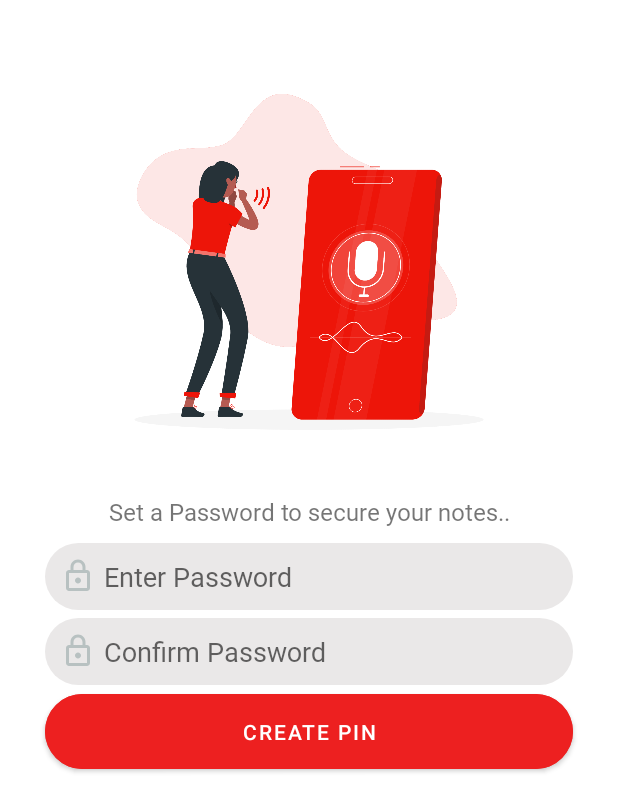
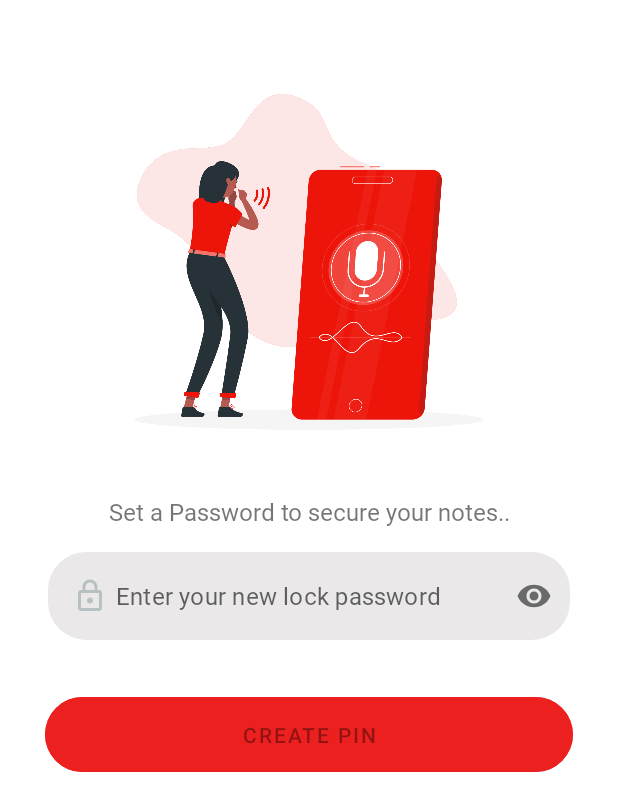
Before and after one commit to zubisofts/Note-Recorder, an Android app: the screen it shows after launch (CreatePinActivity), on a phone screen of 412 x 824 dp. Shown: the top 812 px of the screen. Run offline under Robolectric (Android 15) with nearby library versions, the phone set to English and light mode, and no system bars; our stand-ins replace Room's generated code.

Commit message:
Added Create Pin registration and Login

```diff
--- a/app/src/main/java/com/zubisoft/noterecorder/CreatePinActivity.java
+++ b/app/src/main/java/com/zubisoft/noterecorder/CreatePinActivity.java
@@ -4,24 +4,73 @@ import androidx.appcompat.app.AppCompatActivity;
 
 import android.content.Intent;
 import android.os.Bundle;
+import android.text.Editable;
+import android.text.TextUtils;
+import android.text.TextWatcher;
 import android.view.View;
 
 import com.google.android.material.button.MaterialButton;
+import com.google.android.material.textfield.TextInputEditText;
+import com.google.android.material.textfield.TextInputLayout;
+import com.zubisoft.noterecorder.utils.NoteRecorderPreference;
+import com.zubisoft.noterecorder.viewmodels.CategoryViewModel;
+import com.zubisoft.noterecorder.viewmodels.CategoryViewModelFactory;
+
+import java.util.Objects;
 
 public class CreatePinActivity extends AppCompatActivity {
+
+    private TextInputLayout inputPassword;
+    private TextInputEditText edtPassword;
+    private CategoryViewModel categoryViewModel;
 
     @Override
     protected void onCreate(Bundle savedInstanceState) {
         super.onCreate(savedInstanceState);
+
+        CategoryViewModelFactory categoryViewModelFactory=new CategoryViewModelFactory(getApplication());
+        categoryViewModel= categoryViewModelFactory.create(CategoryViewModel.class);
+
         setContentView(R.layout.activity_create_pin);
         MaterialButton btn_create = findViewById(R.id.btn_create);
 
-        btn_create.setOnClickListener(new View.OnClickListener() {
+        inputPassword=findViewById(R.id.inputPassword);
+        edtPassword=findViewById(R.id.edt_password);
+        btn_create.setEnabled(false);
+
+        btn_create.setOnClickListener(view -> {
+            categoryViewModel.createPassword(Objects.requireNonNull(edtPassword.getText()).toString());
+            startActivity(new Intent(CreatePinActivity.this,HomeActivity.class));
+            NoteRecorderPreference.getInstance(CreatePinActivity.this)
+                    .setFirstUser(false);
+            finish();
+        });
+
+        edtPassword.addTextChangedListener(new TextWatcher() {
             @Override
-            public void onClick(View view) {
-                startActivity(new Intent(CreatePinActivity.this,HomeActivity.class));
-                finish();
+            public void beforeTextChanged(CharSequence s, int start, int count, int after) {
+
+            }
+
+            @Override
+            public void onTextChanged(CharSequence s, int start, int before, int count) {
+                if(s.length()<5){
+                    inputPassword.setError("Password must not be less than 5 characters");
+                    btn_create.setEnabled(false);
+                }else if(TextUtils.isEmpty(s)){
+                    inputPassword.setError("Password must not be empty");
+                    btn_create.setEnabled(false);
+                }else {
+                    inputPassword.setError(null);
+                    btn_create.setEnabled(true);
+                }
+            }
+
+            @Override
+            public void afterTextChanged(Editable s) {
+
             }
         });
+
     }
 }
--- a/app/src/main/java/com/zubisoft/noterecorder/SplashActivity.java
+++ b/app/src/main/java/com/zubisoft/noterecorder/SplashActivity.java
@@ -17,7 +17,7 @@ public class SplashActivity extends AppCompatActivity {
         setContentView(R.layout.activity_splash);
 
 //        Timer for splash
-        CountDownTimer timer = new CountDownTimer(2000,1000) {
+        new CountDownTimer(2000,1000) {
             @Override
             public void onTick(long l) {
 
@@ -28,11 +28,10 @@ public class SplashActivity extends AppCompatActivity {
                 NoteRecorderPreference recorderPreference=NoteRecorderPreference.getInstance(SplashActivity.this);
                 if(recorderPreference.isFirstUser()){
                     Toast.makeText(SplashActivity.this, "First User", Toast.LENGTH_SHORT).show();
-                    recorderPreference.setFirstUser(false);
                     startActivity(new Intent(SplashActivity.this,CreatePinActivity.class));
                 }else{
                     Toast.makeText(SplashActivity.this, "Regular User", Toast.LENGTH_SHORT).show();
-                    startActivity(new Intent(SplashActivity.this,HomeActivity.class));
+                    startActivity(new Intent(SplashActivity.this,LoginActivity.class));
                 }
                 finish();
             }
--- a/app/src/main/java/com/zubisoft/noterecorder/data/NoteDatabase.java
+++ b/app/src/main/java/com/zubisoft/noterecorder/data/NoteDatabase.java
@@ -13,13 +13,14 @@ import com.zubisoft.noterecorder.repository.DatabaseRepository;
 import java.util.concurrent.ExecutorService;
 import java.util.concurrent.Executors;
 
-@Database(entities = {Note.class, Category.class}, version = 1)
+@Database(entities = {Note.class, Category.class, UserData.class}, version = 1)
 public abstract class NoteDatabase extends RoomDatabase {
 
     private static volatile NoteDatabase INSTANCE;
 
     public abstract CategoryDao categoryDao();
     public abstract NoteDao noteDao();
+    public abstract UserDataDao userDataDao();
 
     public static NoteDatabase getDatabase(final Context context) {
         if (INSTANCE == null) {
--- /dev/null
+++ b/app/src/main/java/com/zubisoft/noterecorder/data/UserDataDao.java
@@ -0,0 +1,21 @@
+package com.zubisoft.noterecorder.data;
+
+import androidx.lifecycle.LiveData;
+import androidx.room.Dao;
+import androidx.room.Insert;
+import androidx.room.Query;
+import androidx.room.Update;
+
+@Dao
+public interface UserDataDao {
+
+    @Insert
+    Long insertUserData(UserData userData);
+
+    @Query("SELECT * FROM userdata WHERE password IN (:password)")
+    LiveData<UserData> getUserData(String password);
+
+    @Update
+    void updateUserData(UserData userData);
+
+}
--- a/app/src/main/java/com/zubisoft/noterecorder/repository/DatabaseRepository.java
+++ b/app/src/main/java/com/zubisoft/noterecorder/repository/DatabaseRepository.java
@@ -7,6 +7,8 @@ import androidx.lifecycle.LiveData;
 import com.zubisoft.noterecorder.data.Category;
 import com.zubisoft.noterecorder.data.CategoryDao;
 import com.zubisoft.noterecorder.data.NoteDatabase;
+import com.zubisoft.noterecorder.data.UserData;
+import com.zubisoft.noterecorder.data.UserDataDao;
 
 import java.util.List;
 import java.util.concurrent.ExecutorService;
@@ -19,13 +21,15 @@ public class DatabaseRepository {
             Executors.newFixedThreadPool(NUMBER_OF_THREADS);
 
     public DatabaseRepository(Application application) {
-        this.db=NoteDatabase.getDatabase(application);
+        this.db = NoteDatabase.getDatabase(application);
 
         mCategoryDao = db.categoryDao();
+        mUserDataDao = db.userDataDao();
         mAllCategories = mCategoryDao.getAllCategories();
     }
 
     private final CategoryDao mCategoryDao;
+    private final UserDataDao mUserDataDao;
     private final LiveData<List<Category>> mAllCategories;
 
     // Note that in order to unit test the DatabaseRepository, you have to remove the Application
@@ -33,9 +37,10 @@ public class DatabaseRepository {
     // See the BasicSample in the android-architecture-components repository at
     // https://github.com/googlesamples
 
-    public LiveData<List<Category>> getAllCategories(){
+    public LiveData<List<Category>> getAllCategories() {
         return mAllCategories;
     }
+
     // You must call this on a non-UI thread or your app will throw an exception. Room ensures
     // that you're not doing any long running operations on the main thread, blocking the UI.
     public void addCategory(Category category) {
@@ -44,4 +49,13 @@ public class DatabaseRepository {
         });
     }
 
+    public LiveData<UserData> getUserData(String password) {
+        return mUserDataDao.getUserData(password);
+    }
+
+    public void setUserData(UserData userData) {
+        databaseWriteExecutor.execute(() -> {
+            mUserDataDao.insertUserData(userData);
+        });
+    }
 }
--- a/app/src/main/res/layout/activity_create_pin.xml
+++ b/app/src/main/res/layout/activity_create_pin.xml
@@ -19,35 +19,36 @@
         android:textSize="16dp"
         android:fontFamily="@font/baloo"
         android:gravity="center"/>
-        <EditText
-            android:layout_width="match_parent"
-            android:layout_height="wrap_content"
-            android:background="@drawable/edt_bg"
-            android:padding="10dp"
-            android:layout_marginRight="30dp"
-            android:hint="Enter Password"
-            android:fontFamily="@font/baloo"
-            android:drawableLeft="@drawable/ic_lock"
-            android:drawablePadding="5dp"
-            android:layout_marginLeft="30dp"
-            android:layout_marginTop="10dp"/>
-    <EditText
+
+    <com.google.android.material.textfield.TextInputLayout
         android:layout_width="match_parent"
         android:layout_height="wrap_content"
-        android:background="@drawable/edt_bg"
-        android:padding="10dp"
-        android:layout_marginRight="30dp"
-        android:hint="Confirm Password"
-        android:fontFamily="@font/baloo"
-        android:layout_marginTop="5dp"
-        android:drawableLeft="@drawable/ic_lock"
-        android:drawablePadding="5dp"
-        android:layout_marginLeft="30dp"/>
+        android:id="@+id/inputPassword"
+        style="@style/Widget.MaterialComponents.TextInputLayout.OutlinedBox"
+        android:layout_marginHorizontal="32dp"
+        app:hintEnabled="false"
+        android:layout_marginTop="16dp"
+        app:passwordToggleEnabled="true">
+
+        <com.google.android.material.textfield.TextInputEditText
+            android:layout_width="match_parent"
+            android:layout_height="match_parent"
+            android:id="@+id/edt_password"
+            android:fontFamily="@font/baloo"
+            android:inputType="textPassword"
+            android:hint="Enter your new lock password"
+            android:drawableStart="@drawable/ic_lock"
+            android:drawablePadding="5dp"
+            android:background="@drawable/edt_bg"/>
+
+    </com.google.android.material.textfield.TextInputLayout>
+
             <com.google.android.material.button.MaterialButton
                 android:layout_width="match_parent"
                 android:layout_height="wrap_content"
                 android:layout_marginRight="30dp"
                 android:layout_marginLeft="30dp"
+                android:layout_marginTop="32dp"
                 app:cornerRadius="25dp"
                 android:padding="15dp"
                 android:id="@+id/btn_create"
```
Also changed, not shown: app/src/main/java/com/zubisoft/noterecorder/LoginActivity.java (+68 -0 lines), app/src/main/java/com/zubisoft/noterecorder/data/UserData.java (added, +51 -0 lines), app/src/main/java/com/zubisoft/noterecorder/viewmodels/CategoryViewModel.java (+9 -0 lines), app/src/main/res/layout/activity_login.xml (+21 -12 lines).
